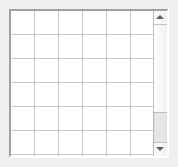
This is tilepicker.ui in LoxoSoftware/RetroMap as Qt 5 draws it before an edit. The edited form follows.
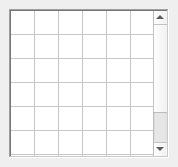
This is the edited form.

What changed in the file:
```diff
--- a/tilepicker.ui
+++ b/tilepicker.ui
@@ -30,10 +30,7 @@
        <enum>Qt::ContextMenuPolicy::CustomContextMenu</enum>
       </property>
       <property name="frameShape">
-       <enum>QFrame::Shape::Panel</enum>
-      </property>
-      <property name="lineWidth">
-       <number>2</number>
+       <enum>QFrame::Shape::WinPanel</enum>
       </property>
       <property name="verticalScrollBarPolicy">
        <enum>Qt::ScrollBarPolicy::ScrollBarAlwaysOn</enum>
```
